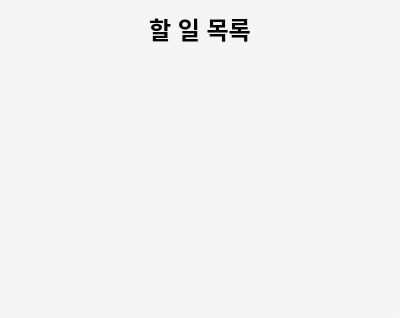
Old version of the form ui/to_do_widget.ui in the repository Glen-Lee-glitch/new_viewer.
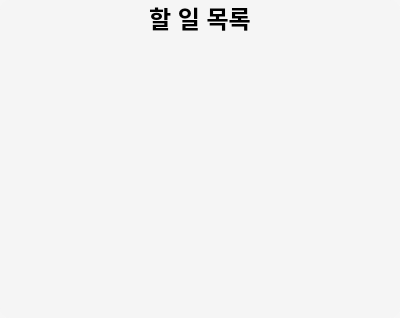
New version of the form.

Commit message:
ui: 할 일 목록 위젯의 레이아웃 여백 및 간격 설정
- 'to_do_widget.ui' 파일에서 QVBoxLayout의 여백을 0으로 설정하여 UI의 간격을 조정함으로써 더 깔끔한 레이아웃을 구현.

What changed in the file:
```diff
--- a/ui/to_do_widget.ui
+++ b/ui/to_do_widget.ui
@@ -20,6 +20,21 @@
     }</string>
   </property>
   <layout class="QVBoxLayout" name="verticalLayout">
+   <property name="spacing">
+    <number>0</number>
+   </property>
+   <property name="leftMargin">
+    <number>0</number>
+   </property>
+   <property name="topMargin">
+    <number>0</number>
+   </property>
+   <property name="rightMargin">
+    <number>0</number>
+   </property>
+   <property name="bottomMargin">
+    <number>0</number>
+   </property>
    <item>
     <widget class="QLabel" name="titleLabel">
      <property name="styleSheet">
```
